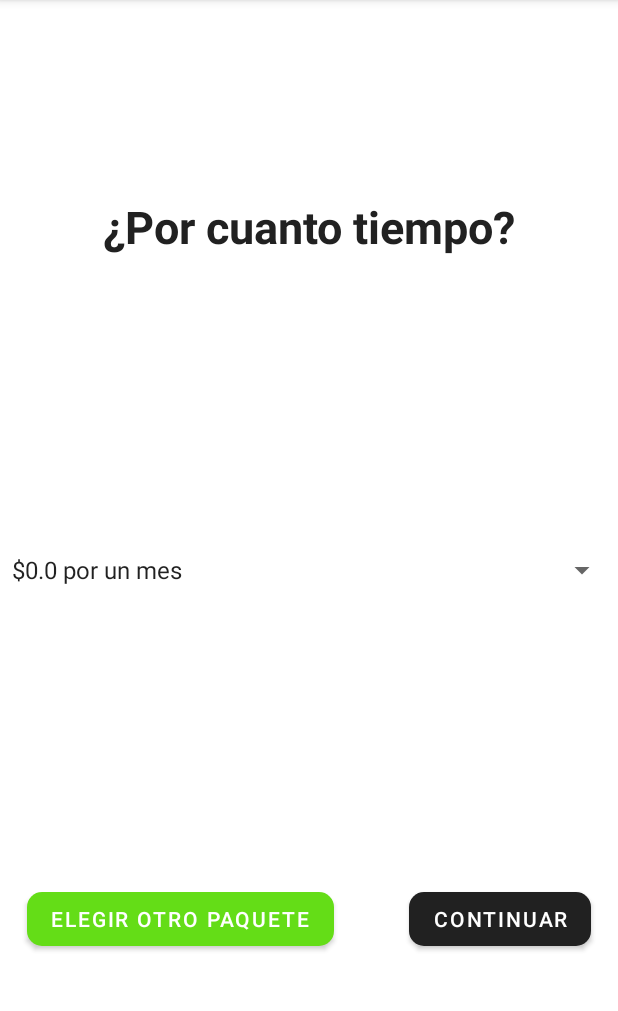
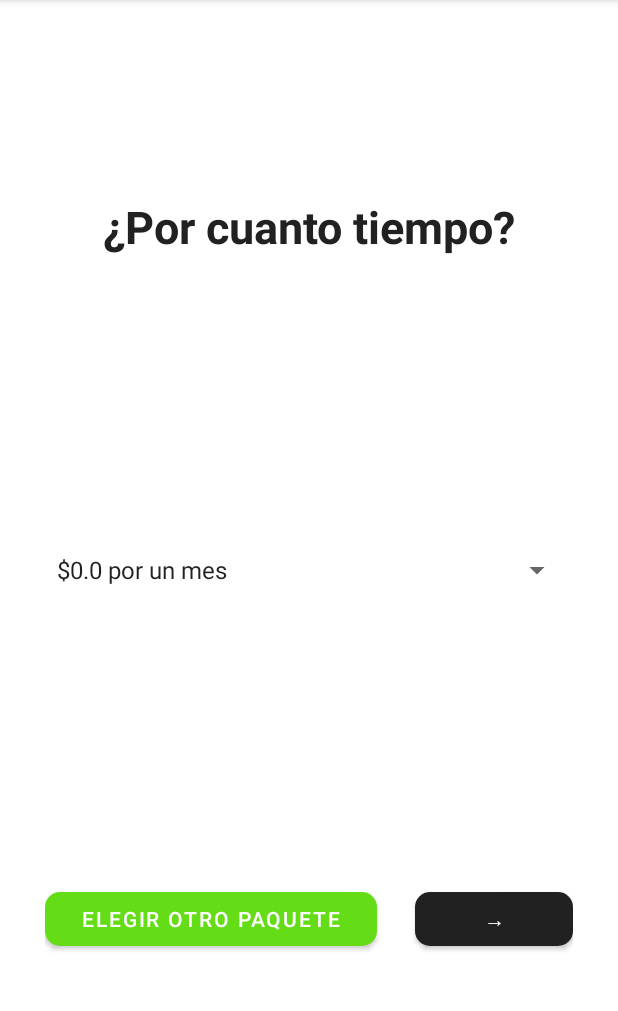
Before and after one commit to Macover/cotizadorApp, an Android app: the subPaquetesTiempo screen opened directly, with no data from a screen before it, on a phone screen of 412 x 824 dp, the part 84-1095 px from its top. Run offline under Robolectric (Android 15) with nearby library versions, the phone set to English and light mode, and no system bars; Roboto replaces fonts that are not available here; 3 statements that could not run were skipped.

```diff
--- a/app/src/main/java/com/example/cotizadorapp/subPaquetesTiempo.java
+++ b/app/src/main/java/com/example/cotizadorapp/subPaquetesTiempo.java
@@ -11,16 +11,12 @@ import android.widget.Spinner;
 
 public class subPaquetesTiempo extends AppCompatActivity implements AdapterView.OnItemSelectedListener{
     Spinner spinnerTiempo;
+
+    float[] subPaquetesTiempoPrecios;
+    float precioSeleccionado;
+    int tiempoPaquete;
+
     String nombreCategoria;
-
-    String[] nombresSubPaquetes;
-    int[] preciosSubPaquetes;
-    float[] subPaquetesTiempoPrecios;
-
-    String subPaqueteSeleccionado;
-    float precioSeleccionado;
-    String tiempoPaquete;
-
     String nombreSubPaquete;
     int precioSubPaquete;
 
@@ -32,10 +28,8 @@ public class subPaquetesTiempo extends AppCompatActivity implements AdapterView.
         spinnerTiempo = (Spinner) findViewById(R.id.spinnerTiempo);
 
         Bundle datos = getIntent().getExtras();
+
         nombreCategoria = datos.getString("nombreCategoria");
-        nombresSubPaquetes = datos.getStringArray("nombresSubPaquetes");
-        preciosSubPaquetes = datos.getIntArray("preciosSubPaquetes");
-
         nombreSubPaquete = datos.getString("nombreSubPaquete");
         precioSubPaquete = datos.getInt("precioSubPaquete");
 
@@ -51,46 +45,44 @@ public class subPaquetesTiempo extends AppCompatActivity implements AdapterView.
         ArrayAdapter<String> adapter = new ArrayAdapter<String>(this, android.R.layout.simple_spinner_item, paquetesTiempo);
         adapter.setDropDownViewResource(android.R.layout.simple_spinner_dropdown_item);
         spinnerTiempo.setAdapter(adapter);
+        spinnerTiempo.setOnItemSelectedListener(this);
+
     }
-    public void eligeOtroPaquete(View view){
+    @Override
+    public void onItemSelected(AdapterView<?> parent, View view, int pos, long id) {
+        switch (pos){
+            case 0:
+                tiempoPaquete = 1;
+                precioSeleccionado = subPaquetesTiempoPrecios[0];
+                break;
+            case 1:
+                tiempoPaquete = 2;
+                precioSeleccionado = subPaquetesTiempoPrecios[1];
+                break;
+            case 2:
+                tiempoPaquete = 3;
+                precioSeleccionado = subPaquetesTiempoPrecios[2];
+                break;
+        }
+    }
+    @Override
+    public void onNothingSelected(AdapterView<?> adapterView){
+
+    }
+    /*public void eligeOtroPaquete(View view){
         Intent i = new Intent(this,SubPaquetesControlador.class);
         i.putExtra("nombreCategoria",nombreCategoria);
         i.putExtra("nombresSubPaquetes", nombresSubPaquetes);
         i.putExtra("preciosSubPaquetes", preciosSubPaquetes);
         startActivity(i);
-    }
+    }*/
     public void continuaSubPaqueteTiempoSeleccionado(View view){
 
         Intent i = new Intent(this, calculaTotalResumen.class);
         i.putExtra("nombreCategoria", nombreCategoria);
-        i.putExtra("nombreSubPaquete", subPaqueteSeleccionado);
+        i.putExtra("nombreSubPaquete", nombreSubPaquete);
         i.putExtra("precioSubPaquete", precioSeleccionado);
         i.putExtra("tiempoPaquete", tiempoPaquete);
         startActivity(i);
     }
-
-    @Override
-    public void onItemSelected(AdapterView<?> adapterView, View view, int pos, long l) {
-        switch (pos){
-            case 0:
-                tiempoPaquete = "1 mes";
-                subPaqueteSeleccionado = nombresSubPaquetes[0];
-                precioSeleccionado = subPaquetesTiempoPrecios[0];
-                break;
-            case 1:
-                tiempoPaquete = "2 meses";
-                subPaqueteSeleccionado = nombresSubPaquetes[1];
-                precioSeleccionado = subPaquetesTiempoPrecios[1];
-                break;
-            case 2:
-                tiempoPaquete = "3 meses";
-                subPaqueteSeleccionado = nombresSubPaquetes[2];
-                precioSeleccionado = subPaquetesTiempoPrecios[2];
-                break;
-        }
-    }
-    @Override
-    public void onNothingSelected(AdapterView<?> adapterView) {
-
-    }
 }
--- a/app/src/main/res/layout/activity_sub_paquetes_tiempo.xml
+++ b/app/src/main/res/layout/activity_sub_paquetes_tiempo.xml
@@ -4,6 +4,8 @@
     xmlns:tools="http://schemas.android.com/tools"
     android:layout_width="match_parent"
     android:layout_height="match_parent"
+    android:paddingRight="30dp"
+    android:paddingLeft="30dp"
     android:orientation="vertical"
     android:gravity="center"
     tools:context=".subPaquetesTiempo">
@@ -52,11 +54,11 @@
             android:layout_width="wrap_content"
             android:layout_height="wrap_content"
             android:layout_gravity="center_vertical"
-            android:onClick="eligeOtroPaquete"
+            android:layout_weight="1"
             android:text="Elegir otro paquete" />
 
         <Space
-            android:layout_width="50dp"
+            android:layout_width="25dp"
             android:layout_height="wrap_content" />
 
         <Button
@@ -65,7 +67,8 @@
             android:layout_width="wrap_content"
             android:layout_height="wrap_content"
             android:layout_gravity="center_vertical"
+            android:layout_weight="1"
             android:onClick="continuaSubPaqueteTiempoSeleccionado"
-            android:text="Continuar" />
+            android:text="→" />
     </LinearLayout>
 </LinearLayout>
```
Also changed, not shown: app/src/main/java/com/example/cotizadorapp/SubPaquetesControlador.java (+0 -7 lines), app/src/main/java/com/example/cotizadorapp/calculaTotalResumen.java (+40 -15 lines).
